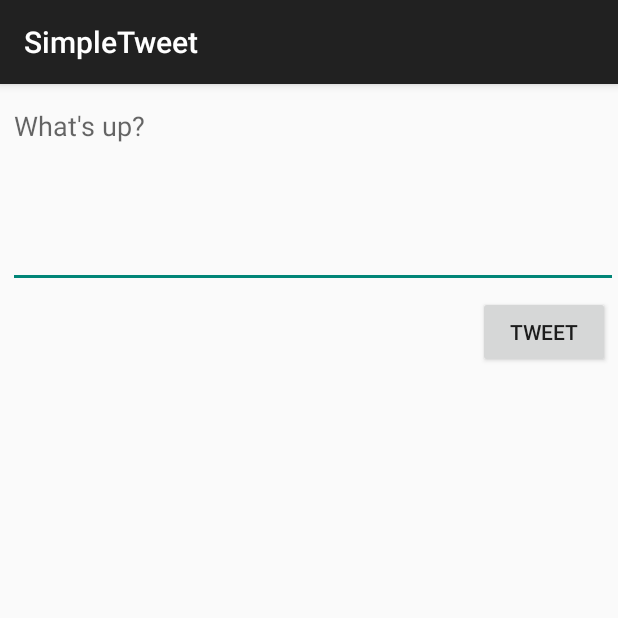
After one commit to jmp192/SimpleTweet, an Android app: the ComposeActivity screen opened directly, with no data from a screen before it, on a phone screen of 412 x 824 dp, the top half of it. The commit adds this screen. Run offline under Robolectric (Android 15) with nearby library versions, the phone set to English and light mode, and no system bars; our stand-ins replace Room's generated code; libraries missing offline, so code that uses them is left out: com.codepath.asynchttpclient, com.facebook.stetho, org.parceler; 1 statement that could not run was skipped.

Commit message:
//finished SimpleTweet part 2 with additional features

```diff
--- a/app/build.gradle
+++ b/app/build.gradle
@@ -52,4 +52,7 @@ dependencies {
     implementation 'androidx.recyclerview:recyclerview:1.1.0'
 
     implementation 'androidx.swiperefreshlayout:swiperefreshlayout:1.0.0'
+
+    implementation 'org.parceler:parceler-api:1.1.12'
+    annotationProcessor 'org.parceler:parceler:1.1.12'
 }
--- a/app/src/main/AndroidManifest.xml
+++ b/app/src/main/AndroidManifest.xml
@@ -13,7 +13,8 @@
         android:icon="@drawable/ic_launcher"
         android:label="@string/app_name"
         android:theme="@style/AppTheme">
-        <activity android:name=".TimelineActivityTwo"></activity>
+        <activity android:name=".ComposeActivity"></activity>
+        <activity android:name=".TimelineActivityTwo" />
         <activity
             android:name=".LoginActivity"
             android:label="@string/app_name"
--- /dev/null
+++ b/app/src/main/java/com/codepath/apps/restclienttemplate/ComposeActivity.java
@@ -0,0 +1,80 @@
+package com.codepath.apps.restclienttemplate;
+
+import androidx.appcompat.app.AppCompatActivity;
+import okhttp3.Headers;
+
+import android.content.Intent;
+import android.os.Bundle;
+import android.util.Log;
+import android.view.View;
+import android.widget.Button;
+import android.widget.EditText;
+import android.widget.Toast;
+
+import com.codepath.apps.restclienttemplate.models.Tweet;
+import com.codepath.asynchttpclient.callback.JsonHttpResponseHandler;
+
+import org.json.JSONException;
+import org.parceler.Parcels;
+
+public class ComposeActivity extends AppCompatActivity {
+
+    public static final int MAX_TWEET_LENGTH = 140;
+    public static final String TAG = "ComposeActivity";
+
+    EditText etCompose;
+    Button btnTweet;
+
+    RestClient client;
+
+    @Override
+    protected void onCreate(Bundle savedInstanceState) {
+        super.onCreate(savedInstanceState);
+        setContentView(R.layout.activity_compose);
+
+        client = RestApplication.getRestClient(this);
+
+        etCompose = findViewById(R.id.etCompose);
+        btnTweet = findViewById(R.id.btnTweet);
+
+        // Set click listener on button
+        btnTweet.setOnClickListener(new View.OnClickListener() {
+            @Override
+            public void onClick(View v) {
+                String tweetContent = etCompose.getText().toString();
+                if (tweetContent.isEmpty()) {
+                    Toast.makeText(ComposeActivity.this, "Sorry, your tweet cannot be empty", Toast.LENGTH_LONG).show();
+                    return;
+                }
+                if (tweetContent.length() > MAX_TWEET_LENGTH) {
+                    Toast.makeText(ComposeActivity.this, "Sorry, your tweet is too long", Toast.LENGTH_LONG).show();
+                    return;
+                }
+                Toast.makeText(ComposeActivity.this, "tweetContent", Toast.LENGTH_SHORT).show();
+                // Make an API call to Twitter to publish the tweet
+                client.publishTweet(tweetContent, new JsonHttpResponseHandler() {
+                    @Override
+                    public void onSuccess(int statusCode, Headers headers, JSON json) {
+                        Log.e(TAG, "onSuccess to publish tweet");
+                        try {
+                            Tweet tweet = Tweet.fromJson(json.jsonObject);
+                            Log.i(TAG, "Published tweet says: " + tweet.body);
+                            Intent intent = new Intent();
+                            intent.putExtra("tweet", Parcels.wrap(tweet));
+                            // set result code and bundle data for response
+                            setResult(RESULT_OK, intent);
+                            finish(); // close the activity, pass data to parent
+                        } catch (JSONException e) {
+                            e.printStackTrace();
+                        }
+                    }
+
+                    @Override
+                    public void onFailure(int statusCode, Headers headers, String response, Throwable throwable) {
+                        Log.e(TAG, "onFailure to publish tweet", throwable);
+                    }
+                });
+            }
+        });
+    }
+}
--- a/app/src/main/java/com/codepath/apps/restclienttemplate/MyDatabase.java
+++ b/app/src/main/java/com/codepath/apps/restclienttemplate/MyDatabase.java
@@ -5,10 +5,14 @@ import androidx.room.RoomDatabase;
 
 import com.codepath.apps.restclienttemplate.models.SampleModel;
 import com.codepath.apps.restclienttemplate.models.SampleModelDao;
+import com.codepath.apps.restclienttemplate.models.Tweet;
+import com.codepath.apps.restclienttemplate.models.TweetDao;
+import com.codepath.apps.restclienttemplate.models.User;
 
-@Database(entities={SampleModel.class}, version=1)
+@Database(entities={SampleModel.class, Tweet.class, User.class}, version=2)
 public abstract class MyDatabase extends RoomDatabase {
     public abstract SampleModelDao sampleModelDao();
+    public abstract TweetDao tweetDao();
 
     // Database name to be used
     public static final String NAME = "MyDataBase";
--- /dev/null
+++ b/app/src/main/res/layout/activity_compose.xml
@@ -0,0 +1,33 @@
+<?xml version="1.0" encoding="utf-8"?>
+<RelativeLayout
+    xmlns:android="http://schemas.android.com/apk/res/android"
+    xmlns:app="http://schemas.android.com/apk/res-auto"
+    xmlns:tools="http://schemas.android.com/tools"
+    android:layout_width="match_parent"
+    android:layout_height="match_parent"
+    tools:context=".ComposeActivity">
+
+    <EditText
+        android:id="@+id/etCompose"
+        android:layout_width="match_parent"
+        android:layout_height="wrap_content"
+        android:layout_alignParentStart="true"
+        android:layout_alignParentTop="true"
+        android:layout_marginStart="5dp"
+        android:layout_marginTop="5dp"
+        android:ems="10"
+        android:gravity="start|top"
+        android:hint="What's up?"
+        android:inputType="textMultiLine"
+        android:minLines="5" />
+
+    <Button
+        android:id="@+id/btnTweet"
+        android:layout_width="wrap_content"
+        android:layout_height="wrap_content"
+        android:layout_below="@+id/etCompose"
+        android:layout_alignParentEnd="true"
+        android:layout_marginTop="5dp"
+        android:layout_marginEnd="5dp"
+        android:text="@string/tweet" />
+</RelativeLayout>
--- a/app/src/main/res/values/strings.xml
+++ b/app/src/main/res/values/strings.xml
@@ -5,5 +5,6 @@
     <string name="login_label">Log in</string>
     <string name="intent_scheme">oauth</string>
     <string name="intent_host">cprest</string>
+    <string name="tweet">Tweet</string>
 
 </resources>
```
Also changed, not shown: app/src/main/java/com/codepath/apps/restclienttemplate/RestClient.java (+8 -0 lines), app/src/main/java/com/codepath/apps/restclienttemplate/TimelineActivityTwo.java (+79 -2 lines), app/src/main/java/com/codepath/apps/restclienttemplate/models/Tweet.java (+29 -1 lines), app/src/main/java/com/codepath/apps/restclienttemplate/models/TweetDao.java (added, +22 -0 lines), app/src/main/java/com/codepath/apps/restclienttemplate/models/TweetWithUser.java (added, +25 -0 lines), app/src/main/java/com/codepath/apps/restclienttemplate/models/User.java (+31 -0 lines), app/src/main/res/menu/menu_main.xml (added, +10 -0 lines).
